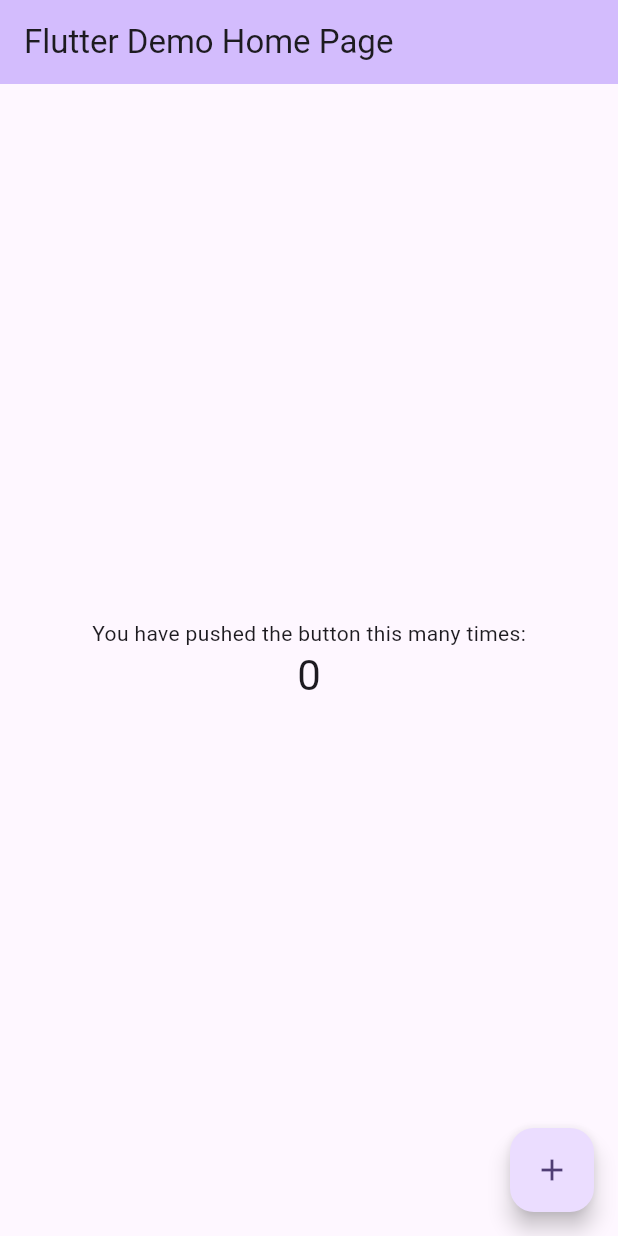
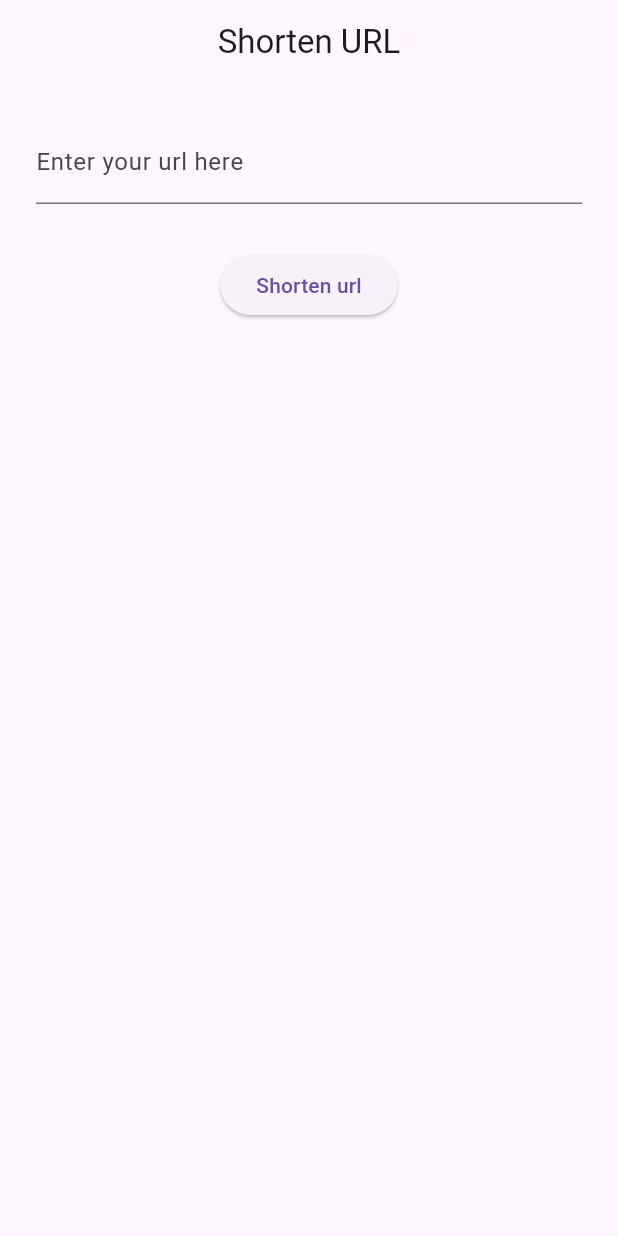
Before and after one commit to xordox/url_shortner, a Flutter app: the screen it shows after launch, on a phone screen of 412 x 824 dp. Run offline on Flutter 3.47's test engine with Material 3 defaults, Android fonts, the phone set to English and light mode, and no system bars; our stand-ins replace qr_flutter, webview_flutter.

Commit message:
completed task

```diff
--- /dev/null
+++ b/lib/core/services.dart
@@ -0,0 +1,23 @@
+import 'dart:convert';
+import 'package:http/http.dart' as http;
+
+class Services {
+  Future<String?> shortenUrl({required String url}) async {
+    try{
+      final result = await http.post(
+        Uri.parse('https://cleanuri.com/api/v1/shorten'),
+        body: {
+          'url': url
+        }
+      );
+
+      if(result.statusCode == 200){
+        final jsonResult = jsonDecode(result.body);
+        return jsonResult['result_url'];
+      }
+    }catch (e){
+      print('Error ${e.toString()}');
+    }
+    return null;
+  }
+}
--- a/lib/main.dart
+++ b/lib/main.dart
@@ -1,125 +1,157 @@
 import 'package:flutter/material.dart';
+import 'package:flutter/services.dart';
+import 'package:url_launcher/url_launcher.dart';
+import 'package:vrit_task_url_shortner/screens/qr_image.dart';
+import 'package:vrit_task_url_shortner/core/services.dart';
+import 'package:vrit_task_url_shortner/screens/web_view.dart';
 
 void main() {
-  runApp(const MyApp());
+  runApp(const MaterialApp(
+    debugShowCheckedModeBanner: false,
+    home: Home(),
+  ));
 }
 
-class MyApp extends StatelessWidget {
-  const MyApp({super.key});
+class Home extends StatefulWidget {
+  const Home({Key? key}) : super(key: key);
 
-  // This widget is the root of your application.
   @override
-  Widget build(BuildContext context) {
-    return MaterialApp(
-      title: 'Flutter Demo',
-      theme: ThemeData(
-        // This is the theme of your application.
-        //
-        // TRY THIS: Try running your application with "flutter run". You'll see
-        // the application has a purple toolbar. Then, without quitting the app,
-        // try changing the seedColor in the colorScheme below to Colors.green
-        // and then invoke "hot reload" (save your changes or press the "hot
-        // reload" button in a Flutter-supported IDE, or press "r" if you used
-        // the command line to start the app).
-        //
-        // Notice that the counter didn't reset back to zero; the application
-        // state is not lost during the reload. To reset the state, use hot
-        // restart instead.
-        //
-        // This works for code too, not just values: Most code changes can be
-        // tested with just a hot reload.
-        colorScheme: ColorScheme.fromSeed(seedColor: Colors.deepPurple),
-        useMaterial3: true,
-      ),
-      home: const MyHomePage(title: 'Flutter Demo Home Page'),
-    );
-  }
+  State<Home> createState() => _HomeState();
 }
 
-class MyHomePage extends StatefulWidget {
-  const MyHomePage({super.key, required this.title});
+class _HomeState extends State<Home> {
+  String? shortenedUrl;
 
-  // This widget is the home page of your application. It is stateful, meaning
-  // that it has a State object (defined below) that contains fields that affect
-  // how it looks.
-
-  // This class is the configuration for the state. It holds the values (in this
-  // case the title) provided by the parent (in this case the App widget) and
-  // used by the build method of the State. Fields in a Widget subclass are
-  // always marked "final".
-
-  final String title;
-
-  @override
-  State<MyHomePage> createState() => _MyHomePageState();
-}
-
-class _MyHomePageState extends State<MyHomePage> {
-  int _counter = 0;
-
-  void _incrementCounter() {
-    setState(() {
-      // This call to setState tells the Flutter framework that something has
-      // changed in this State, which causes it to rerun the build method below
-      // so that the display can reflect the updated values. If we changed
-      // _counter without calling setState(), then the build method would not be
-      // called again, and so nothing would appear to happen.
-      _counter++;
-    });
-  }
+  final controller = TextEditingController();
 
   @override
   Widget build(BuildContext context) {
-    // This method is rerun every time setState is called, for instance as done
-    // by the _incrementCounter method above.
-    //
-    // The Flutter framework has been optimized to make rerunning build methods
-    // fast, so that you can just rebuild anything that needs updating rather
-    // than having to individually change instances of widgets.
     return Scaffold(
       appBar: AppBar(
-        // TRY THIS: Try changing the color here to a specific color (to
-        // Colors.amber, perhaps?) and trigger a hot reload to see the AppBar
-        // change color while the other colors stay the same.
-        backgroundColor: Theme.of(context).colorScheme.inversePrimary,
-        // Here we take the value from the MyHomePage object that was created by
-        // the App.build method, and use it to set our appbar title.
-        title: Text(widget.title),
+        title: const Text('Shorten URL'),
+        centerTitle: true,
       ),
-      body: Center(
-        // Center is a layout widget. It takes a single child and positions it
-        // in the middle of the parent.
+      body: Padding(
+        padding: const EdgeInsets.all(24.0),
         child: Column(
-          // Column is also a layout widget. It takes a list of children and
-          // arranges them vertically. By default, it sizes itself to fit its
-          // children horizontally, and tries to be as tall as its parent.
-          //
-          // Column has various properties to control how it sizes itself and
-          // how it positions its children. Here we use mainAxisAlignment to
-          // center the children vertically; the main axis here is the vertical
-          // axis because Columns are vertical (the cross axis would be
-          // horizontal).
-          //
-          // TRY THIS: Invoke "debug painting" (choose the "Toggle Debug Paint"
-          // action in the IDE, or press "p" in the console), to see the
-          // wireframe for each widget.
-          mainAxisAlignment: MainAxisAlignment.center,
-          children: <Widget>[
-            const Text(
-              'You have pushed the button this many times:',
+          children: [
+            TextFormField(
+              controller: controller,
+              decoration: const InputDecoration(
+                  labelText: 'Enter your url here',
+                  hintText: 'https://www.example.com',
+                  border: UnderlineInputBorder(
+                      borderSide: BorderSide(width: 8, color: Colors.black))),
             ),
-            Text(
-              '$_counter',
-              style: Theme.of(context).textTheme.headlineMedium,
+            const SizedBox(
+              height: 30,
             ),
+            ElevatedButton(
+              onPressed: () async {
+                shortenedUrl =
+                    await Services().shortenUrl(url: controller.text);
+                if (shortenedUrl != null) {
+                  setState(() {});
+                  // ignore: use_build_context_synchronously
+                  showDialog(
+                      context: context,
+                      builder: (context) {
+                        return AlertDialog(
+                          title: const Text('Url Shortened Successfully'),
+                          content: SizedBox(
+                            height: 100,
+                            child: Column(
+                              children: [
+                                Row(
+                                  children: [
+                                    GestureDetector(
+                                      onTap: () async {
+                                        if (await canLaunchUrl(
+                                            Uri.parse(shortenedUrl!))) {
+                                          await launchUrl(
+                                              Uri.parse(shortenedUrl!));
+                                        }
+                                      },
+                                      child: Container(
+                                        color: Colors.grey.withOpacity(.2),
+                                        child: Text(shortenedUrl!),
+                                      ),
+                                    ),
+                                    IconButton(
+                                        onPressed: () {
+                                          Clipboard.setData(ClipboardData(
+                                                  text: shortenedUrl!))
+                                              .then((_) => ScaffoldMessenger.of(
+                                                      context)
+                                                  .showSnackBar(const SnackBar(
+                                                      content: Text(
+                                                          'Urls is copied to the clipboard'))));
+                                        },
+                                        icon: const Icon(Icons.copy))
+                                  ],
+                                ),
+                                ElevatedButton.icon(
+                                    onPressed: () {
+                                      controller.clear();
+                                      Navigator.pop(context);
+                                    },
+                                    icon: const Icon(Icons.close),
+                                    label: const Text('Close'))
+                              ],
+                            ),
+                          ),
+                        );
+                      });
+                }
+              },
+              child: const Text('Shorten url'),
+            ),
+            const SizedBox(height: 50,),
+            if (shortenedUrl != null) ...[
+              Text("Shortened URL: $shortenedUrl!"),
+              const SizedBox(height: 20,),
+              Row(
+                mainAxisAlignment: MainAxisAlignment.spaceEvenly,
+                children: [
+                  ElevatedButton(
+                    onPressed: () => Navigator.of(context).push(MaterialPageRoute(
+                        builder: (context) => WebViewScreen(
+                              shortenedUrl: shortenedUrl!,
+                            ))),
+                    child: const Text("Open in web view"),
+                  ),
+                  ElevatedButton(
+                    onPressed: () => Navigator.of(context).push(MaterialPageRoute(
+                        builder: (context) => QRImage(
+                              qrString: shortenedUrl!,
+                            ))),
+                    child: const Text("Generate QR code"),
+                  ),
+                ],
+              )
+            ],
           ],
         ),
       ),
-      floatingActionButton: FloatingActionButton(
-        onPressed: _incrementCounter,
-        tooltip: 'Increment',
-        child: const Icon(Icons.add),
-      ), // This trailing comma makes auto-formatting nicer for build methods.
     );
   }
+
+  // Future<String?> shortenUrl({required String url}) async {
+  //   try{
+  //     final result = await http.post(
+  //       Uri.parse('https://cleanuri.com/api/v1/shorten'),
+  //       body: {
+  //         'url': url
+  //       }
+  //     );
+
+  //     if(result.statusCode == 200){
+  //       final jsonResult = jsonDecode(result.body);
+  //       return jsonResult['result_url'];
+  //     }
+  //   }catch (e){
+  //     print('Error ${e.toString()}');
+  //   }
+  //   return null;
+  // }
 }
--- a/pubspec.yaml
+++ b/pubspec.yaml
@@ -35,6 +35,10 @@ dependencies:
   # The following adds the Cupertino Icons font to your application.
   # Use with the CupertinoIcons class for iOS style icons.
   cupertino_icons: ^1.0.2
+  http: ^0.13.4
+  url_launcher: ^6.0.17
+  webview_flutter: ^4.0.0
+  qr_flutter: ^4.0.0
 
 dev_dependencies:
   flutter_test:
```
Also changed, not shown: lib/screens/qr_image.dart (added, +26 -0 lines), lib/screens/web_view.dart (added, +36 -0 lines), pubspec.lock, 12 other files.
